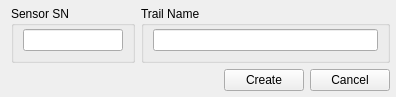
This is AddSensor.ui in dirttraxx/TrailCounterDB as Qt 5 draws it before an edit. The edited form follows.
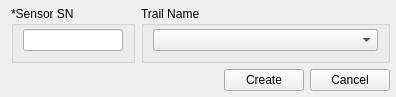
This is the edited form.

What changed in the file:
```diff
--- a/AddSensor.ui
+++ b/AddSensor.ui
@@ -7,7 +7,7 @@
     <x>0</x>
     <y>0</y>
     <width>396</width>
-    <height>92</height>
+    <height>93</height>
    </rect>
   </property>
   <property name="sizePolicy">
@@ -37,7 +37,7 @@
      <item>
       <widget class="QGroupBox" name="groupBox">
        <property name="title">
-        <string>Sensor SN</string>
+        <string>*Sensor SN</string>
        </property>
        <layout class="QGridLayout" name="gridLayout_2">
         <property name="leftMargin">
@@ -87,14 +87,11 @@
          <number>9</number>
         </property>
         <item row="0" column="0">
-         <widget class="QLineEdit" name="LocationEdit">
-          <property name="minimumSize">
-           <size>
-            <width>200</width>
-            <height>0</height>
-           </size>
+         <widget class="QComboBox" name="comboBox">
+          <property name="editable">
+           <bool>false</bool>
           </property>
-          <property name="text">
+          <property name="currentText">
            <string/>
           </property>
          </widget>
```
Left out of the diff: 2 changed lines with no effect on the pictures.
